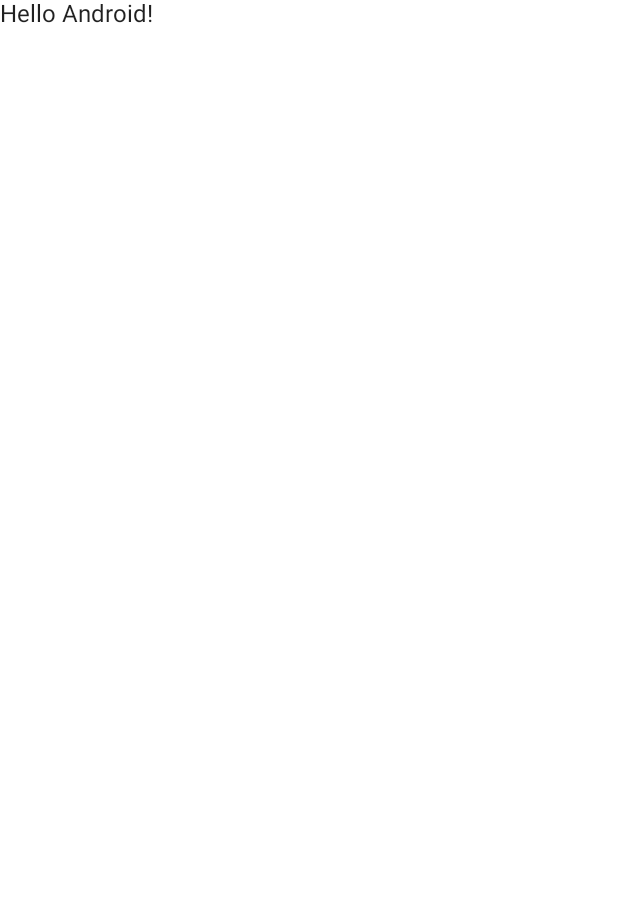
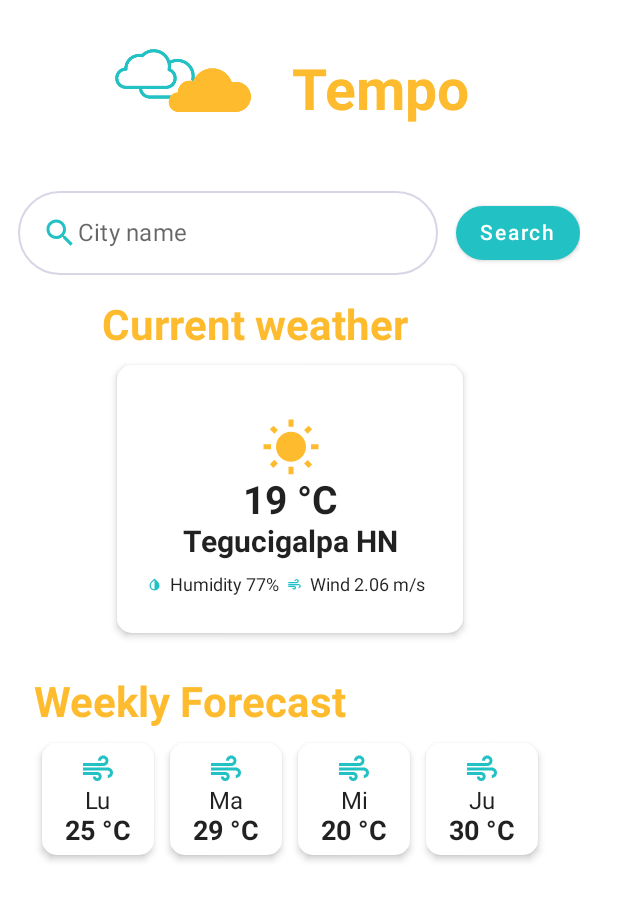
Before and after one commit to abulnes16/tempo_native, an Android app built with Jetpack Compose: the screen it shows after launch (MainActivity), on a phone screen of 412 x 824 dp. Before the commit the part shown is almost empty. Shown: the top 900 px of the screen. Run offline under Robolectric (Android 15) with nearby library versions, the phone set to English and light mode, and no system bars.

Commit message:
Layout home screen

```diff
--- a/app/src/main/java/com/abulnes16/tempo_native/MainActivity.kt
+++ b/app/src/main/java/com/abulnes16/tempo_native/MainActivity.kt
@@ -8,6 +8,7 @@ import androidx.compose.material.Surface
 import androidx.compose.material.Text
 import androidx.compose.runtime.Composable
 import androidx.compose.ui.tooling.preview.Preview
+import com.abulnes16.tempo_native.ui.screens.Home
 import com.abulnes16.tempo_native.ui.theme.Tempo_NativeTheme
 
 class MainActivity : ComponentActivity() {
@@ -17,22 +18,9 @@ class MainActivity : ComponentActivity() {
             Tempo_NativeTheme {
                 // A surface container using the 'background' color from the theme
                 Surface(color = MaterialTheme.colors.background) {
-                    Greeting("Android")
+                    Home()
                 }
             }
         }
     }
 }
-
-@Composable
-fun Greeting(name: String) {
-    Text(text = "Hello $name!")
-}
-
-@Preview(showBackground = true)
-@Composable
-fun DefaultPreview() {
-    Tempo_NativeTheme {
-        Greeting("Android")
-    }
-}
--- a/app/src/main/java/com/abulnes16/tempo_native/ui/components/organisms/Weather.kt
+++ b/app/src/main/java/com/abulnes16/tempo_native/ui/components/organisms/Weather.kt
@@ -12,7 +12,7 @@ import com.abulnes16.tempo_native.ui.components.molecules.WeatherItem
 import androidx.compose.ui.Modifier
 
 @Composable
-fun Weather(weather: Weather) {
+fun WeatherSection(weather: Weather) {
     Column(modifier = Modifier.padding(10.dp)) {
         Title(title = "Current weather")
         WeatherItem(weather = weather)
@@ -22,7 +22,7 @@ fun Weather(weather: Weather) {
 @Preview(showBackground = true)
 @Composable
 fun WeatherPreview() {
-    Weather(
+    WeatherSection(
         Weather(
             weatherType = "Sunny",
             temperature = "19",
--- /dev/null
+++ b/app/src/main/java/com/abulnes16/tempo_native/ui/screens/Home.kt
@@ -0,0 +1,43 @@
+package com.abulnes16.tempo_native.ui.screens
+
+import ForecastList
+import androidx.compose.foundation.layout.Column
+import androidx.compose.runtime.Composable
+import androidx.compose.ui.Alignment
+import androidx.compose.ui.tooling.preview.Preview
+import com.abulnes16.tempo_native.models.Forecast
+import com.abulnes16.tempo_native.models.Weather
+import com.abulnes16.tempo_native.ui.components.Logo
+import com.abulnes16.tempo_native.ui.components.molecules.SearchWeather
+import com.abulnes16.tempo_native.ui.components.organisms.WeatherSection
+
+@Composable
+fun Home() {
+
+    val dummyWeather = Weather(
+        weatherType = "Sunny",
+        temperature = "19",
+        city = "Tegucigalpa",
+        country = "HN",
+        humidity = "77",
+        wind = "2.06"
+    )
+    val dummyForecast = listOf<Forecast>(
+        Forecast("Wind", "Lu", "25"),
+        Forecast("Wind", "Ma", "29"),
+        Forecast("Wind", "Mi", "20"),
+        Forecast("Wind", "Ju", "30"),
+    )
+    Column(horizontalAlignment = Alignment.CenterHorizontally) {
+        Logo()
+        SearchWeather()
+        WeatherSection(weather = dummyWeather)
+        ForecastList(forecast = dummyForecast)
+    }
+}
+
+@Preview(showBackground = true)
+@Composable
+fun HomePreview() {
+    Home()
+}
--- a/app/src/main/java/com/abulnes16/tempo_native/ui/theme/Type.kt
+++ b/app/src/main/java/com/abulnes16/tempo_native/ui/theme/Type.kt
@@ -16,12 +16,12 @@ val Typography = Typography(
     body2 = TextStyle(
         fontFamily = FontFamily.Default,
         fontWeight = FontWeight.Normal,
-        fontSize = 10.sp
+        fontSize = 12.sp
     ),
     h1 = TextStyle(
         color = Secondary,
         fontWeight = FontWeight.Bold,
-        fontSize = 32.sp
+        fontSize = 28.sp
     ),
     h2 = TextStyle(
         fontWeight = FontWeight.Bold,
```
